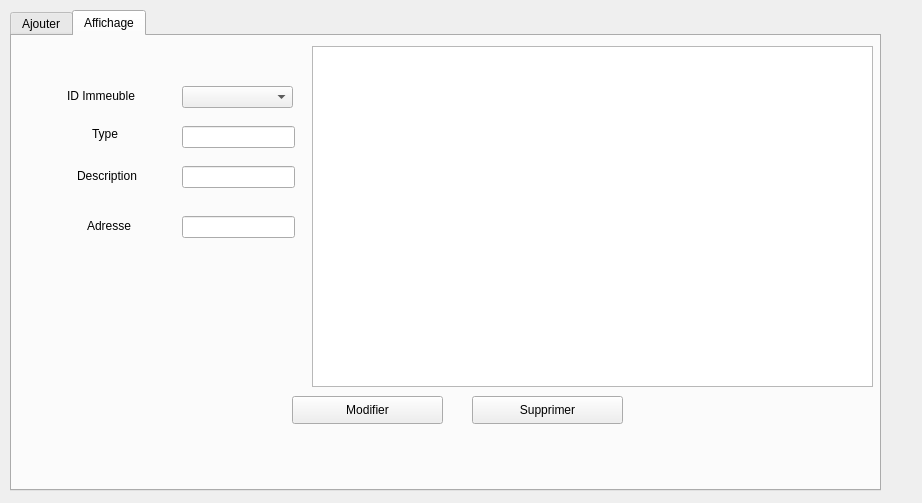
First picture: the form in gestionimmobilier/immobilier.ui, repository amirboudidah/smart_real_estate_2a1, before the edit.
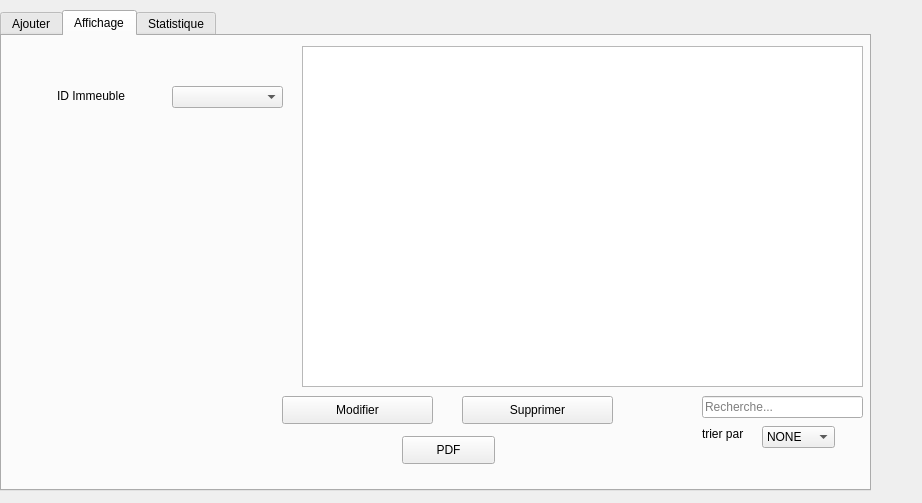
Second picture: the form after the edit. The open tabs and pages were chosen to show the change. Icons and pictures are not drawn.

Commit message: Recherche + trie+stats+pdf

```diff
--- a/gestionimmobilier/immobilier.ui
+++ b/gestionimmobilier/immobilier.ui
@@ -16,7 +16,7 @@
   <widget class="QTabWidget" name="tabWidget">
    <property name="geometry">
     <rect>
-     <x>10</x>
+     <x>0</x>
      <y>10</y>
      <width>871</width>
      <height>481</height>
@@ -239,7 +239,7 @@
      <property name="geometry">
       <rect>
        <x>60</x>
-       <y>230</y>
+       <y>140</y>
        <width>171</width>
        <height>161</height>
       </rect>
@@ -254,52 +254,6 @@
       <string/>
      </property>
     </widget>
-    <widget class="QLineEdit" name="typemod">
-     <property name="geometry">
-      <rect>
-       <x>170</x>
-       <y>90</y>
-       <width>113</width>
-       <height>22</height>
-      </rect>
-     </property>
-    </widget>
-    <widget class="QLabel" name="label_14">
-     <property name="geometry">
-      <rect>
-       <x>80</x>
-       <y>90</y>
-       <width>56</width>
-       <height>16</height>
-      </rect>
-     </property>
-     <property name="text">
-      <string>Type</string>
-     </property>
-    </widget>
-    <widget class="QLabel" name="label_15">
-     <property name="geometry">
-      <rect>
-       <x>65</x>
-       <y>130</y>
-       <width>71</width>
-       <height>20</height>
-      </rect>
-     </property>
-     <property name="text">
-      <string>Description</string>
-     </property>
-    </widget>
-    <widget class="QLineEdit" name="admod">
-     <property name="geometry">
-      <rect>
-       <x>170</x>
-       <y>180</y>
-       <width>113</width>
-       <height>22</height>
-      </rect>
-     </property>
-    </widget>
     <widget class="QPushButton" name="pushButton_6">
      <property name="geometry">
       <rect>
@@ -313,29 +267,6 @@
       <string>Modifier</string>
      </property>
     </widget>
-    <widget class="QLineEdit" name="decmod">
-     <property name="geometry">
-      <rect>
-       <x>170</x>
-       <y>130</y>
-       <width>113</width>
-       <height>22</height>
-      </rect>
-     </property>
-    </widget>
-    <widget class="QLabel" name="label_16">
-     <property name="geometry">
-      <rect>
-       <x>75</x>
-       <y>180</y>
-       <width>61</width>
-       <height>20</height>
-      </rect>
-     </property>
-     <property name="text">
-      <string>Adresse</string>
-     </property>
-    </widget>
     <widget class="QLabel" name="label_17">
      <property name="geometry">
       <rect>
@@ -394,6 +325,91 @@
        <height>341</height>
       </rect>
      </property>
+    </widget>
+    <widget class="QLineEdit" name="lineEdit">
+     <property name="geometry">
+      <rect>
+       <x>700</x>
+       <y>360</y>
+       <width>161</width>
+       <height>22</height>
+      </rect>
+     </property>
+     <property name="placeholderText">
+      <string>Recherche...</string>
+     </property>
+    </widget>
+    <widget class="QComboBox" name="comboBox">
+     <property name="geometry">
+      <rect>
+       <x>760</x>
+       <y>390</y>
+       <width>73</width>
+       <height>22</height>
+      </rect>
+     </property>
+     <item>
+      <property name="text">
+       <string>NONE</string>
+      </property>
+     </item>
+     <item>
+      <property name="text">
+       <string>id prod</string>
+      </property>
+     </item>
+     <item>
+      <property name="text">
+       <string>type</string>
+      </property>
+     </item>
+     <item>
+      <property name="text">
+       <string>id emp</string>
+      </property>
+     </item>
+    </widget>
+    <widget class="QLabel" name="label_7">
+     <property name="geometry">
+      <rect>
+       <x>700</x>
+       <y>390</y>
+       <width>56</width>
+       <height>16</height>
+      </rect>
+     </property>
+     <property name="text">
+      <string>trier par</string>
+     </property>
+    </widget>
+    <widget class="QPushButton" name="pushButton_3">
+     <property name="geometry">
+      <rect>
+       <x>400</x>
+       <y>400</y>
+       <width>93</width>
+       <height>28</height>
+      </rect>
+     </property>
+     <property name="text">
+      <string>PDF</string>
+     </property>
+    </widget>
+   </widget>
+   <widget class="QWidget" name="tab_2">
+    <attribute name="title">
+     <string>Statistique</string>
+    </attribute>
+    <widget class="QFrame" name="horizontalFrame">
+     <property name="geometry">
+      <rect>
+       <x>10</x>
+       <y>10</y>
+       <width>851</width>
+       <height>431</height>
+      </rect>
+     </property>
+     <layout class="QHBoxLayout" name="horizontalLayout"/>
     </widget>
    </widget>
   </widget>
```
Left out of the diff: 32 changed lines with no effect on the pictures. The commit also changes 8 other files.
